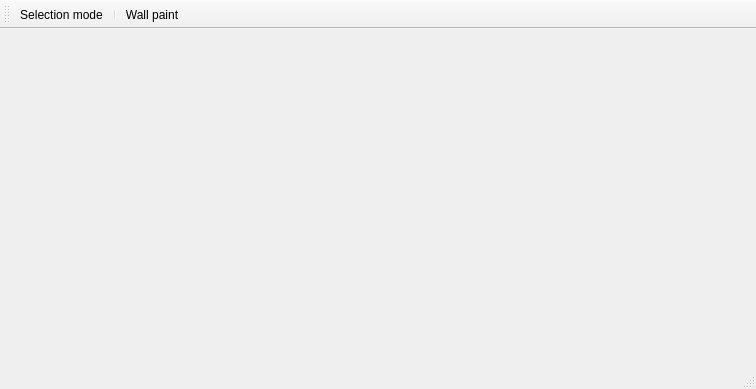
Before: the Qt Designer form mainwindow.ui in despectra/Easy-Plans, drawn with Qt 5.
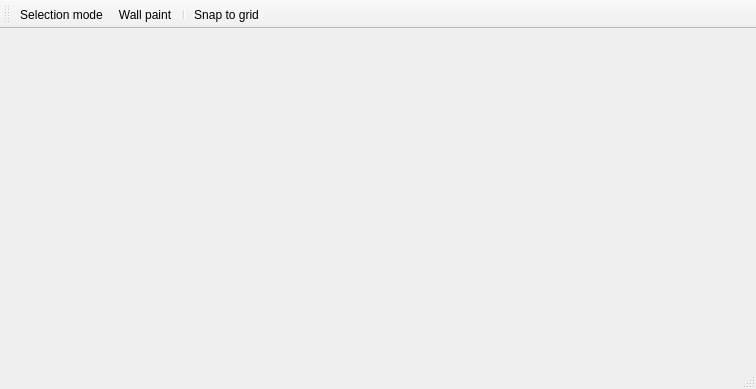
After: the same form once the commit is applied. Icons and pictures are not drawn.

Commit message: Added snap to grid feature

What changed in the file:
```diff
--- a/mainwindow.ui
+++ b/mainwindow.ui
@@ -32,8 +32,9 @@
     <bool>false</bool>
    </attribute>
    <addaction name="actionSelectionMode"/>
-   <addaction name="separator"/>
    <addaction name="actionWallPaintMode"/>
+   <addaction name="separator"/>
+   <addaction name="actionSnapToGridMode"/>
   </widget>
   <widget class="QStatusBar" name="statusBar"/>
   <action name="actionSelectionMode">
@@ -60,6 +61,18 @@
     <string>Wall paint</string>
    </property>
   </action>
+  <action name="actionSnapToGridMode">
+   <property name="checkable">
+    <bool>true</bool>
+   </property>
+   <property name="icon">
+    <iconset resource="resources.qrc">
+     <normaloff>:/icons/snap_to_grid.png</normaloff>:/icons/snap_to_grid.png</iconset>
+   </property>
+   <property name="text">
+    <string>Snap to grid</string>
+   </property>
+  </action>
  </widget>
  <layoutdefault spacing="6" margin="11"/>
  <resources>
```
The commit also changes 5 other files.
